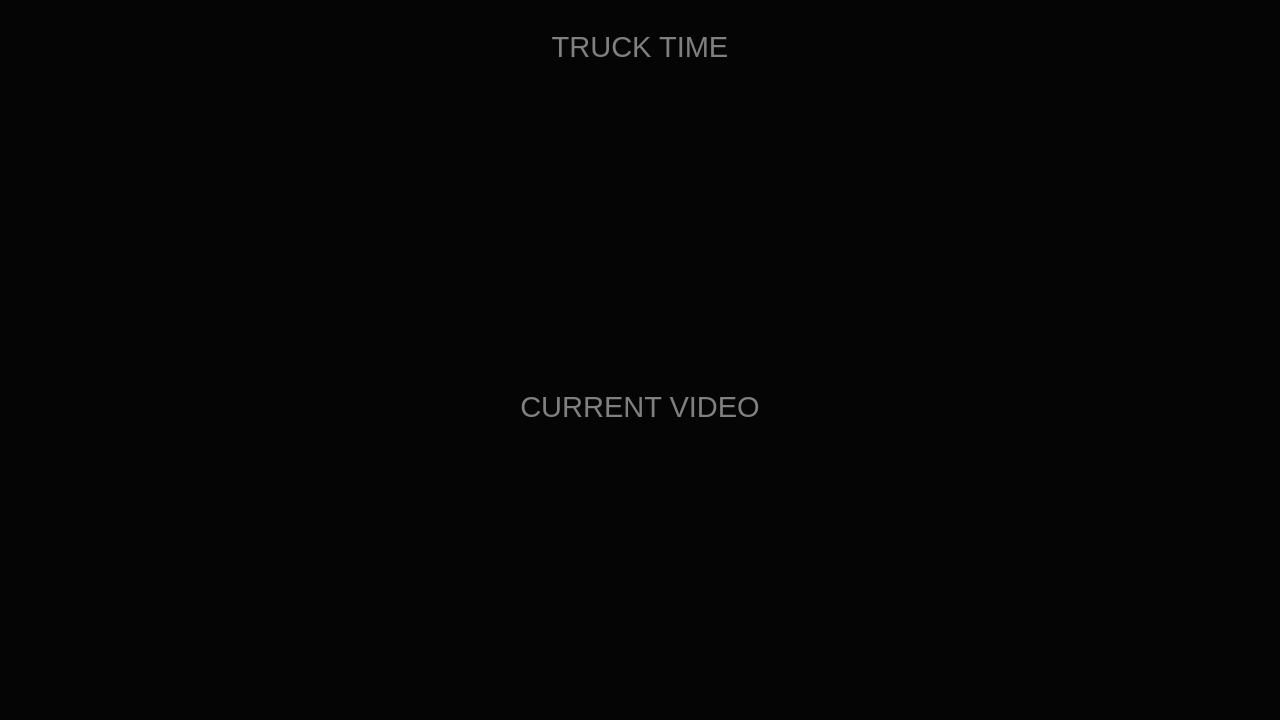
petrix/timer, file src/mainwindow.ui: the form before one commit.
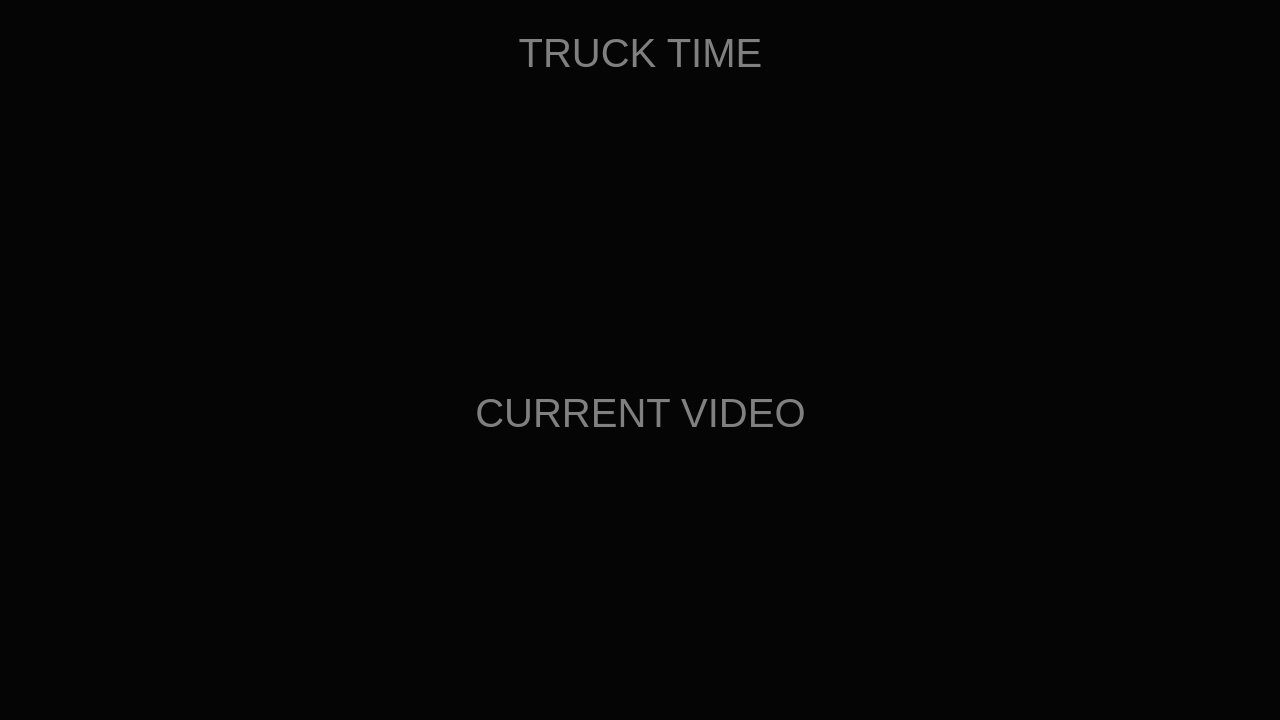
The form after the commit. Icons and pictures are not drawn.

The edit to the form file:
```diff
--- a/src/mainwindow.ui
+++ b/src/mainwindow.ui
@@ -16,7 +16,7 @@
   <property name="styleSheet">
    <string notr="true">background-color: rgb(5, 5, 5);
 border-width: 0;
-font: 22pt;
+font: 30pt;
 color: grey;</string>
   </property>
   <layout class="QGridLayout" name="_1">
```
